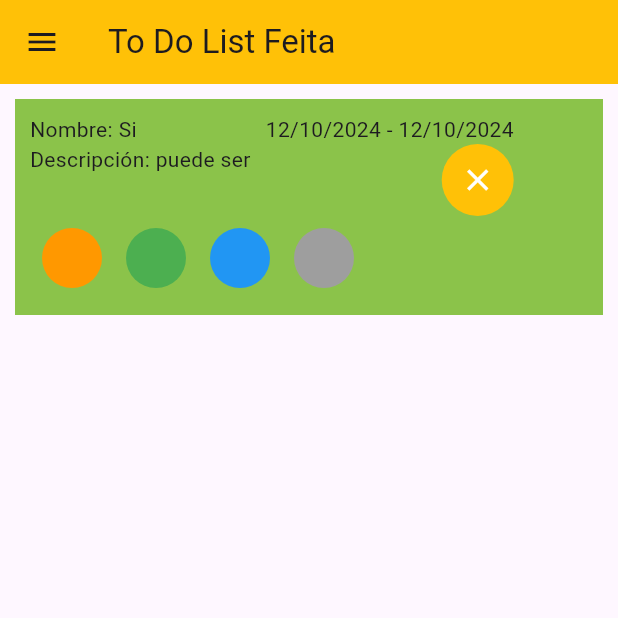
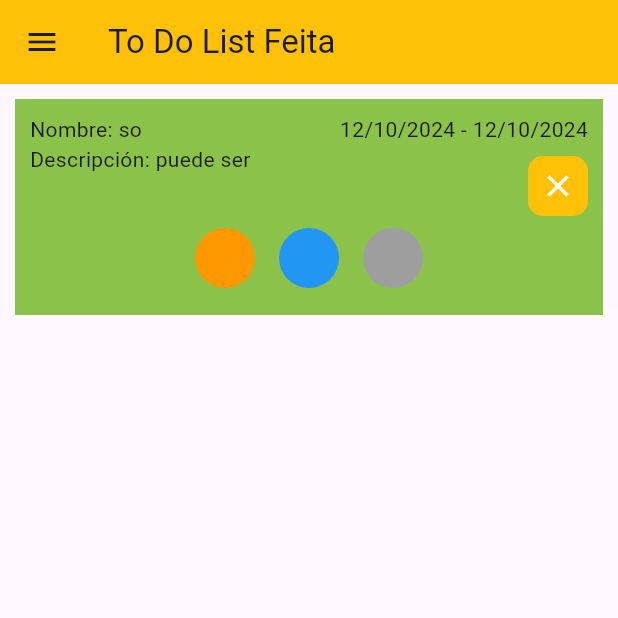
Before and after one commit to esuazo2601/AppsMoviles1, a Flutter app: the TodO screen opened directly, on a phone screen of 412 x 824 dp, the top half of it. Run offline on Flutter 3.47's test engine with Material 2 defaults, Android fonts, the phone set to English and light mode, and no system bars; our stand-ins replace motion_toast, shared_preferences; accounts and stored records are empty.

Commit message:
Arregladin señores

```diff
--- a/lib/pages/ToDo.dart
+++ b/lib/pages/ToDo.dart
@@ -21,13 +21,12 @@ class _TodOState extends State<TodO> {
         body: Column(
           children: [
             Task(
-              name: 'Si',
+              name: 'so',
               description: 'puede ser',
               fecha_inicio: DateTime.parse('2024-10-12'),
               fecha_fin: DateTime.parse('2024-10-12'),
               codear: true,
               comer: true,
-              flojear: true,
               comprar: true,
             ),
           ],
--- a/lib/shared/Task.dart
+++ b/lib/shared/Task.dart
@@ -39,8 +39,8 @@ class Task extends StatelessWidget {
   }
 
   // Constructor que recibe los parámetros nombre, descripción y fechas
-  const Task(
-      {Key? key,
+  const Task({
+    Key? key,
     required this.name,
     required this.description,
     required this.fecha_inicio,
@@ -48,8 +48,8 @@ class Task extends StatelessWidget {
     this.codear,
     this.flojear,
     this.comer,
-      this.comprar})
-      : super(key: key);
+    this.comprar,
+  }) : super(key: key);
 
   @override
   Widget build(BuildContext context) {
@@ -70,12 +70,14 @@ class Task extends StatelessWidget {
             mainAxisAlignment: MainAxisAlignment.start,
             crossAxisAlignment: CrossAxisAlignment.start,
             children: [
-              Column(
+              Expanded(
+                child: Column(
                   crossAxisAlignment: CrossAxisAlignment.start,
                   children: [
                     Text('Nombre: $name'),
                     Text('Descripción: $description'),
                   ],
+                ),
               ),
               const SizedBox(
                 width: 10,
@@ -84,10 +86,13 @@ class Task extends StatelessWidget {
                 crossAxisAlignment: CrossAxisAlignment.end,
                 children: [
                   Text(fechaTexto),
+                  SizedBox(height: 8),
                   Container(
+                    width: 40,
+                    height: 40,
                     decoration: BoxDecoration(
                       color: Colors.amber,
-                      borderRadius: BorderRadius.circular(50),
+                      borderRadius: BorderRadius.circular(10),
                     ),
                     child: IconButton(
                       onPressed: () {
@@ -98,14 +103,12 @@ class Task extends StatelessWidget {
                     ),
                   ),
                 ],
-              )
+              ),
             ],
           ),
-          Container(
-            //ESTE CONTAINER DEBE IR AL FONDO
-            alignment: Alignment.bottomCenter,
-            child: Row(
-              crossAxisAlignment: CrossAxisAlignment.end,
+          // Utiliza un Expanded aquí para que la fila de categorías se ajuste al tamaño del contenedor principal
+          Row(
+            mainAxisAlignment: MainAxisAlignment.center,
             children: [
               if (codear == true)
                 Padding(
@@ -129,7 +132,6 @@ class Task extends StatelessWidget {
                 ),
             ],
           ),
-          ),
         ],
       ),
     );
```
Lines whose indentation alone changed are shown as unchanged.
